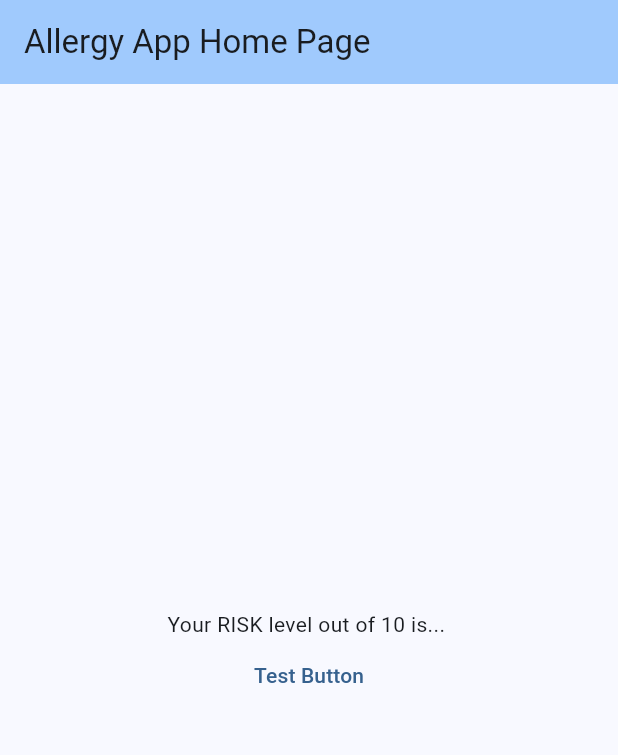
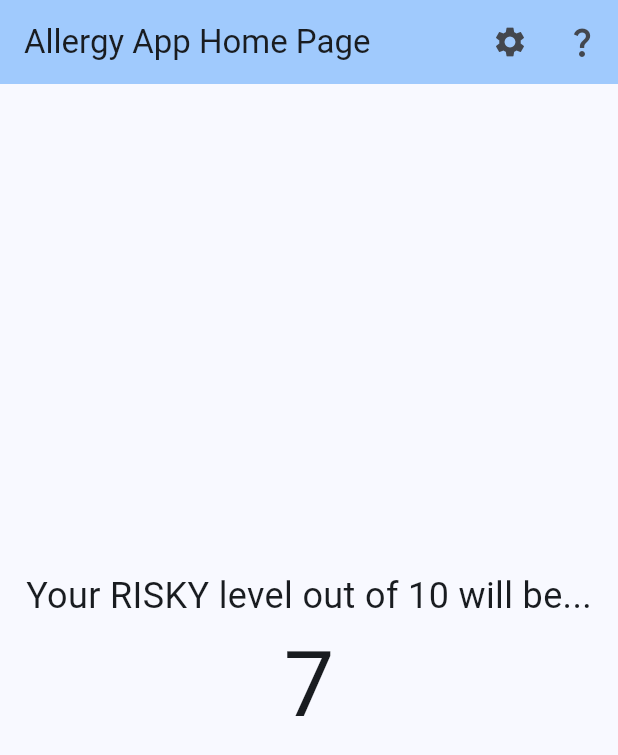
Before and after one commit to aliceliuuuuu/allergy-, a Flutter app: the screen it shows after launch, on a phone screen of 412 x 824 dp. Shown: the top 755 px of the screen. Run offline on Flutter 3.47's test engine with Material 2 defaults, Android fonts, the phone set to English and light mode, and no system bars.

Commit message:
Day 2 Commit

```diff
--- a/allergy_app/lib/main.dart
+++ b/allergy_app/lib/main.dart
@@ -1,3 +1,5 @@
+import 'package:allergy_app/account%20screen.dart';
+import 'package:allergy_app/details%20screen.dart';
 import 'package:flutter/material.dart';
 
 void main() {
@@ -21,7 +23,6 @@ class MyApp extends StatelessWidget {
   }
 }
 
-// Home Page widget (this has state!)
 class MyHomePage extends StatefulWidget {
   const MyHomePage({super.key, required this.title});
 
@@ -31,41 +32,57 @@ class MyHomePage extends StatefulWidget {
   State<MyHomePage> createState() => _MyHomePageState();
 }
 
-// Here is the state of the Home Page widget (affects the layout of the home page)
 class _MyHomePageState extends State<MyHomePage> {
 
   @override
   Widget build(BuildContext context) {
 
     return Scaffold(
+      appBar: AppBar(
+          backgroundColor: Theme.of(context).colorScheme.inversePrimary,
+          title: Text(widget.title),
+          actions: [
+            IconButton(
+                icon:Icon(Icons.settings),
+                onPressed: () {
+                  Navigator.of(context).push(
+                      MaterialPageRoute(
+                          builder: (context)=> UserInfoPage()
+                      )
+                  );
+                }
+            ),
 
-      appBar: AppBar(
-        backgroundColor: Theme.of(context).colorScheme.inversePrimary,
-        title: Text(widget.title),
+            IconButton(
+                icon:Icon(Icons.question_mark ),
+                onPressed: (){
+                  Navigator.of(context).push(
+                      MaterialPageRoute(
+                          builder: (context) => AdviceForUserPage()
+                      )
+                  );
+                }
+            ),
+          ]
       ),
-
-      body: Center(
-        // Center is a layout widget. It takes a single child and positions it
-        // in the middle of the parent.
+      body: const Center(
         child: Column(
           mainAxisAlignment: MainAxisAlignment.center,
           children: <Widget>[
 
-            const Text(
-              'Your RISK level out of 10 is... ',
+            Text(
+              ' Your RISKY level out of 10 will be... ',
+              style: TextStyle(fontSize: 24),
             ),
 
-            TextButton(
-                onPressed: (){
-
-                },
-                child: Text("Test Button")
+            Text(
+                // If we change this to be a variable, we should remove const from ln 68
+                " 7 ", style: TextStyle(fontSize: 60)
             )
 
           ],
         ),
       ),
-      // This trailing comma makes auto-formatting nicer for build methods.
     );
   }
 }
```
Also changed, not shown: allergy_app/lib/account screen.dart (added, +70 -0 lines), allergy_app/lib/details screen.dart (added, +17 -0 lines).
